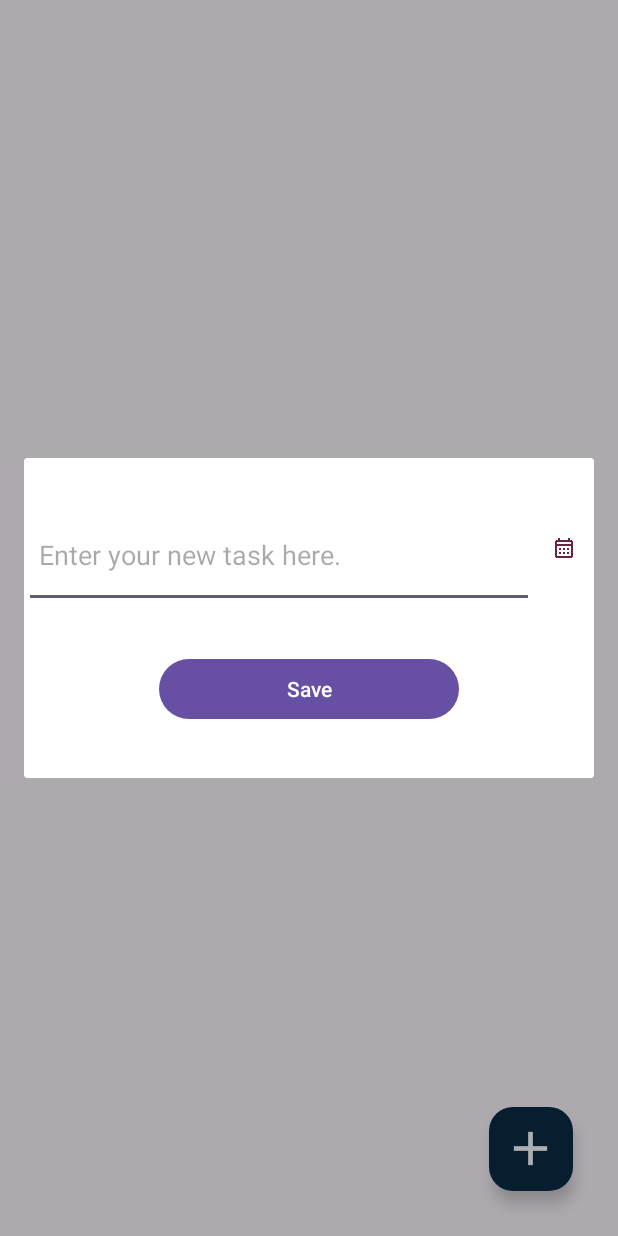
After one commit to homa-mh/ToDo-list-android-app, an Android app: the fragment TaskFragment placed in its activity, on a phone screen of 412 x 824 dp. The commit adds this screen. Run offline under Robolectric (Android 15) with nearby library versions, the phone set to English and light mode, and no system bars.

Commit message:
buttons and refresh are not done

```diff
--- a/app/src/main/java/com/example/todolist/DBHandler.java
+++ b/app/src/main/java/com/example/todolist/DBHandler.java
@@ -12,8 +12,8 @@ import java.util.ArrayList;
 import java.util.List;
 
 public class DBHandler extends SQLiteOpenHelper {
-    private static final String DB_NAME = "todoListDB", TABLE_NAME = "Tasks", ID_COL = "ID",
-            TASK_COL = "task", DATE_COL = "task", COMPLETED_COL = "isCompleted";
+    private static final String DB_NAME = "todoListDB", TABLE_NAME = "tasksTable", ID_COL = "ID",
+            TASK_COL = "task", DATE_COL = "date", COMPLETED_COL = "isCompleted";
     private static final int DB_VERSION = 1;
     public DBHandler(@Nullable Context context, @Nullable String name, @Nullable SQLiteDatabase.CursorFactory factory, int version) {
         super(context, name, factory, version);
@@ -43,12 +43,20 @@ public class DBHandler extends SQLiteOpenHelper {
         List<TaskModel> tasks = new ArrayList<>();
         SQLiteDatabase SQLiteDatabase = this.getReadableDatabase();
         String query = "SELECT * FROM " + TABLE_NAME + " ORDER BY " + COMPLETED_COL + " DESC, " +
-                DATE_COL + " DESC";
+                DATE_COL + " ASC";
         Cursor cursor = SQLiteDatabase.rawQuery(query, null);
+        if (cursor == null) {
+            return tasks;
+        }
         if (cursor.moveToFirst()) {
             do {
-                String taskName = cursor.getString(cursor.getColumnIndexOrThrow(TASK_COL));
-                String date = cursor.getString(cursor.getColumnIndexOrThrow(DATE_COL));
+                int taskIndex = cursor.getColumnIndex(TASK_COL);
+                int dateIndex = cursor.getColumnIndex(DATE_COL);
+                if (taskIndex == -1 || dateIndex == -1) {
+                    continue;
+                }
+                String taskName = cursor.getString(taskIndex);
+                String date = cursor.getString(dateIndex);
                 tasks.add(new TaskModel(taskName, date));
             }
             while (cursor.moveToNext());
--- a/app/src/main/java/com/example/todolist/MainActivity.java
+++ b/app/src/main/java/com/example/todolist/MainActivity.java
@@ -1,14 +1,47 @@
 package com.example.todolist;
 
 import androidx.appcompat.app.AppCompatActivity;
+import androidx.recyclerview.widget.LinearLayoutManager;
+import androidx.recyclerview.widget.RecyclerView;
 
 import android.os.Bundle;
+import android.util.Log;
+import android.view.View;
+
+import com.google.android.material.floatingactionbutton.FloatingActionButton;
+
+import java.util.ArrayList;
+import java.util.List;
 
 public class MainActivity extends AppCompatActivity {
 
+    RecyclerView recyclerView;
+    List<TaskModel> tasks;
+    FloatingActionButton floatingActionButton;
     @Override
     protected void onCreate(Bundle savedInstanceState) {
         super.onCreate(savedInstanceState);
         setContentView(R.layout.activity_main);
+
+        recyclerView = findViewById(R.id.recyclerList);
+
+        DBHandler dbHandler = new DBHandler(this, "todoListDB", null, 1);
+        tasks = dbHandler.showAllTAsks();
+        if (tasks == null) tasks = new ArrayList<>();
+
+        RecyclerAdapter recyclerAdapter = new RecyclerAdapter(this, tasks);
+        recyclerView.setLayoutManager(new LinearLayoutManager(this));
+        recyclerView.setAdapter(recyclerAdapter);
+
+
+        floatingActionButton = findViewById(R.id.floatingActionButton);
+        floatingActionButton.setOnClickListener(new View.OnClickListener() {
+            @Override
+            public void onClick(View view) {
+            TaskFragment taskFragment = new TaskFragment();
+            taskFragment.show(getSupportFragmentManager(),"TaskFragment");
+
+            }
+        });
     }
 }
--- /dev/null
+++ b/app/src/main/java/com/example/todolist/TaskFragment.java
@@ -0,0 +1,128 @@
+package com.example.todolist;
+
+import android.app.DatePickerDialog;
+import android.app.Dialog;
+import android.os.Bundle;
+
+import androidx.fragment.app.DialogFragment;
+import androidx.fragment.app.Fragment;
+
+import android.view.LayoutInflater;
+import android.view.View;
+import android.view.ViewGroup;
+import android.widget.Button;
+import android.widget.EditText;
+import android.widget.ImageButton;
+
+import java.util.Calendar;
+
+/**
+ * A simple {@link Fragment} subclass.
+ * Use the {@link TaskFragment#newInstance} factory method to
+ * create an instance of this fragment.
+ */
+public class TaskFragment extends DialogFragment {
+
+    // TODO: Rename parameter arguments, choose names that match
+    // the fragment initialization parameters, e.g. ARG_ITEM_NUMBER
+    private static final String ARG_PARAM1 = "param1";
+    private static final String ARG_PARAM2 = "param2";
+
+    // TODO: Rename and change types of parameters
+    private String mParam1;
+    private String mParam2;
+
+    public TaskFragment() {
+        // Required empty public constructor
+    }
+
+    /**
+     * Use this factory method to create a new instance of
+     * this fragment using the provided parameters.
+     *
+     * @param param1 Parameter 1.
+     * @param param2 Parameter 2.
+     * @return A new instance of fragment TaskFragment.
+     */
+    // TODO: Rename and change types and number of parameters
+    public static TaskFragment newInstance(String param1, String param2) {
+        TaskFragment fragment = new TaskFragment();
+        Bundle args = new Bundle();
+        args.putString(ARG_PARAM1, param1);
+        args.putString(ARG_PARAM2, param2);
+        fragment.setArguments(args);
+        return fragment;
+    }
+
+    @Override
+    public void onCreate(Bundle savedInstanceState) {
+        super.onCreate(savedInstanceState);
+        if (getArguments() != null) {
+            mParam1 = getArguments().getString(ARG_PARAM1);
+            mParam2 = getArguments().getString(ARG_PARAM2);
+        }
+    }
+
+    private String date;
+    @Override
+    public View onCreateView(LayoutInflater inflater, ViewGroup container,
+                             Bundle savedInstanceState) {
+        // Inflate the layout for this fragment
+        View view = inflater.inflate(R.layout.fragment_task, container, false);
+
+        EditText taskInput = view.findViewById(R.id.txtInputTask);
+        Button btnSaveTask = view.findViewById(R.id.btnSaveTask);
+        ImageButton btnCalendar = view.findViewById(R.id.btnCalendar);
+
+
+        Calendar calendar = Calendar.getInstance();
+        int year = calendar.get(Calendar.YEAR);
+        int month = calendar.get(Calendar.MONTH);
+        int day = calendar.get(Calendar.DAY_OF_MONTH);
+        date = year + "-" + month + "-" + day;
+        btnCalendar.setOnClickListener(new View.OnClickListener() {
+            @Override
+            public void onClick(View view) {
+
+
+                DatePickerDialog datePickerDialog = new DatePickerDialog(
+                        getContext(),
+                        (v, selectedYear, selectedMonth, selectedDay) -> {
+                            date = selectedYear + "-" + (selectedMonth + 1) + "-" + selectedDay;
+                        },
+                        year, month, day);
+                datePickerDialog.show();
+            }
+        });
+
+
+        DBHandler dbHandler = new DBHandler(requireContext(), "todoListDB", null, 1);
+        btnSaveTask.setOnClickListener(new View.OnClickListener() {
+            @Override
+            public void onClick(View view) {
+                String task = taskInput.getText().toString().trim();
+                TaskModel taskModel = new TaskModel(task,date);
+                if ( !task.isEmpty() ){
+                    dbHandler.addNewTask(taskModel.getTaskName(), taskModel.getDate());
+
+                }
+                dismiss();
+            }
+        });
+
+
+
+
+
+        return view;
+    }
+
+    @Override
+    public void onStart() {
+        super.onStart();
+        Dialog dialog = getDialog();
+        if (dialog != null) {
+            dialog.getWindow().setLayout(ViewGroup.LayoutParams.MATCH_PARENT, ViewGroup.LayoutParams.WRAP_CONTENT);
+        }
+    }
+}
--- /dev/null
+++ b/app/src/main/res/layout/fragment_task.xml
@@ -0,0 +1,51 @@
+<?xml version="1.0" encoding="utf-8"?>
+<FrameLayout xmlns:android="http://schemas.android.com/apk/res/android"
+    xmlns:tools="http://schemas.android.com/tools"
+    android:id="@+id/fragmentLayout"
+    android:layout_width="match_parent"
+    android:layout_height="match_parent"
+    tools:context=".AddTask">
+
+    <LinearLayout
+        android:layout_width="match_parent"
+        android:layout_height="match_parent"
+        android:orientation="vertical">
+
+        <LinearLayout
+            android:layout_width="match_parent"
+            android:layout_height="wrap_content"
+            android:orientation="horizontal">
+
+            <EditText
+                android:id="@+id/txtInputTask"
+                android:layout_width="340dp"
+                android:layout_height="70dp"
+                android:layout_marginTop="30dp"
+                android:layout_marginBottom="20dp"
+                android:ems="10"
+                android:hint="Enter your new task here."
+                android:inputType="text"
+                android:paddingLeft="10dp"
+                android:paddingRight="10dp" />
+
+            <ImageButton
+                android:id="@+id/btnCalendar"
+                android:layout_width="10dp"
+                android:layout_height="60dp"
+                android:layout_gravity="center"
+                android:layout_weight="1"
+                android:backgroundTint="#00FFFFFF"
+                android:scaleType="fitCenter"
+                android:src="@drawable/calendar" />
+        </LinearLayout>
+
+        <Button
+            android:id="@+id/btnSaveTask"
+            android:layout_width="200dp"
+            android:layout_height="wrap_content"
+            android:layout_gravity="center"
+            android:layout_marginTop="10dp"
+            android:layout_marginBottom="35dp"
+            android:text="Save" />
+    </LinearLayout>
+</FrameLayout>
--- a/app/src/main/res/values/strings.xml
+++ b/app/src/main/res/values/strings.xml
@@ -1,3 +1,5 @@
 <resources>
     <string name="app_name">ToDo List</string>
+    <!-- TODO: Remove or change this placeholder text -->
+    <string name="hello_blank_fragment">Hello blank fragment</string>
 </resources>
```
Also changed, not shown: app/src/main/java/com/example/todolist/RecyclerAdapter.java (+10 -6 lines).
